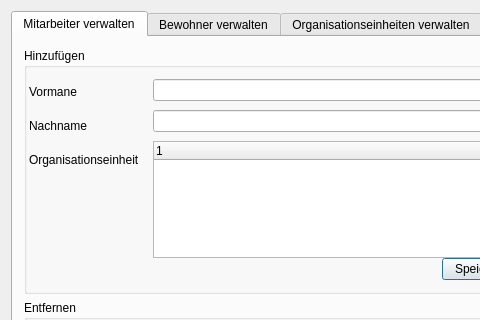
First picture: the form in AdminDialog/admindialog.ui, repository Robotregent/EBP, before the edit; both pictures show x 0 to 480 and y 0 to 320 of the 659 by 419 pixel window.
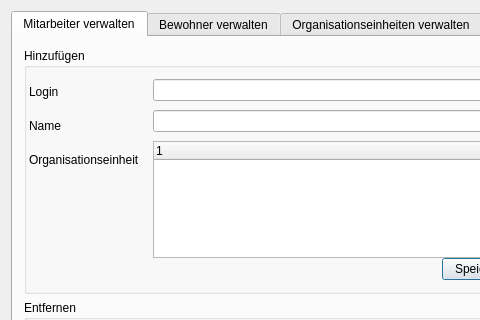
Second picture: the form after the edit.

Diff of the .ui file:
```diff
--- a/AdminDialog/admindialog.ui
+++ b/AdminDialog/admindialog.ui
@@ -72,7 +72,7 @@
                    </size>
                   </property>
                   <property name="text">
-                   <string>Vormane</string>
+                   <string>Login</string>
                   </property>
                  </widget>
                 </item>
@@ -85,7 +85,7 @@
                    </size>
                   </property>
                   <property name="text">
-                   <string>Nachname</string>
+                   <string>Name</string>
                   </property>
                  </widget>
                 </item>
```
